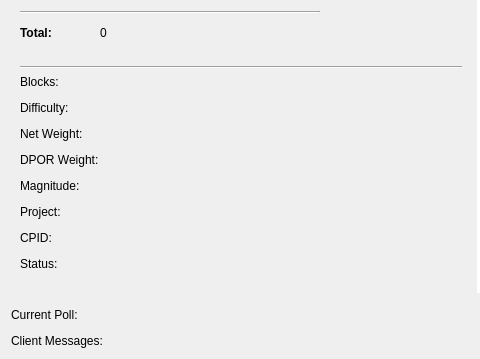
gridcoin-community/Gridcoin-Research, file src/qt/forms/overviewpage.ui: the form before one commit; both pictures show x 0 to 480 and y 161 to 520 of the 948 by 520 pixel window.
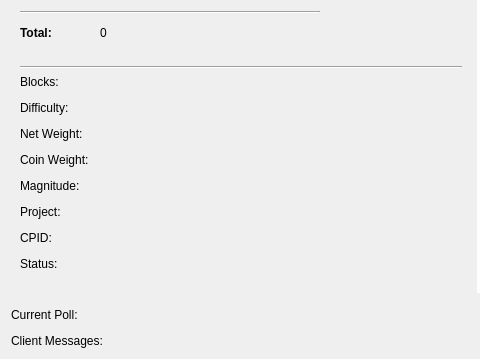
The form after the commit.

Commit message: DPOR Weight ui changes

Diff of the .ui file:
```diff
--- a/src/qt/forms/overviewpage.ui
+++ b/src/qt/forms/overviewpage.ui
@@ -381,7 +381,7 @@
             <item row="3" column="0">
              <widget class="QLabel" name="label_7">
               <property name="text">
-               <string>DPOR Weight:</string>
+               <string>Coin Weight:</string>
               </property>
              </widget>
             </item>
```
Left out of the diff: 2 changed lines with no effect on the pictures. The commit also changes 3 other files.
